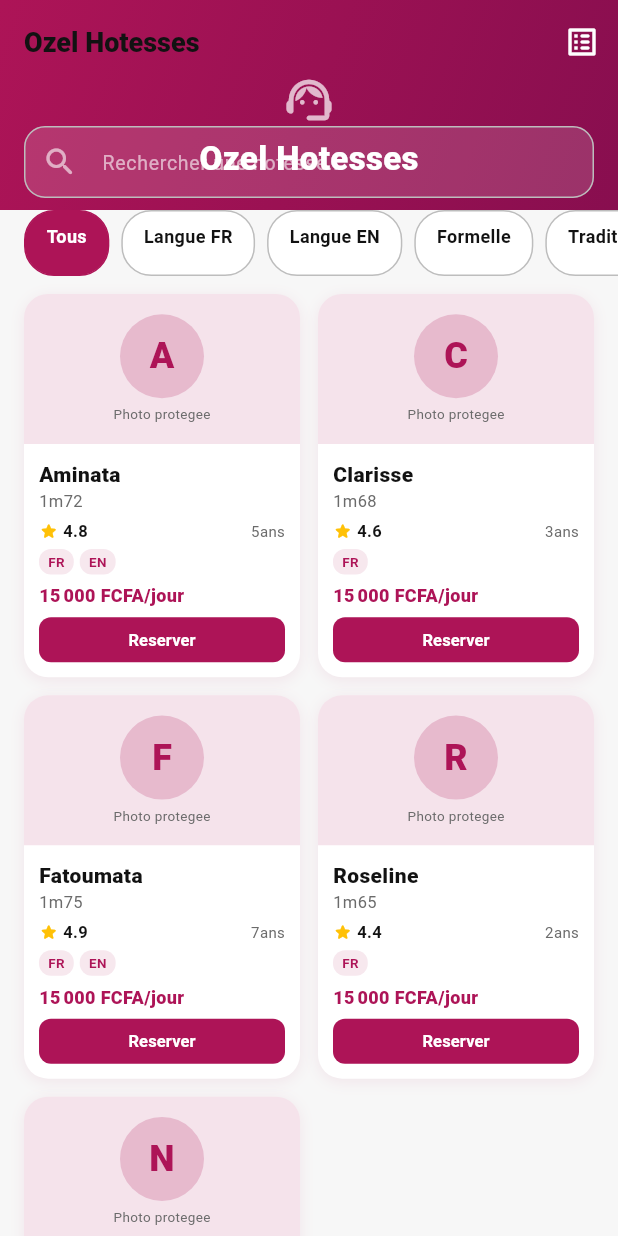
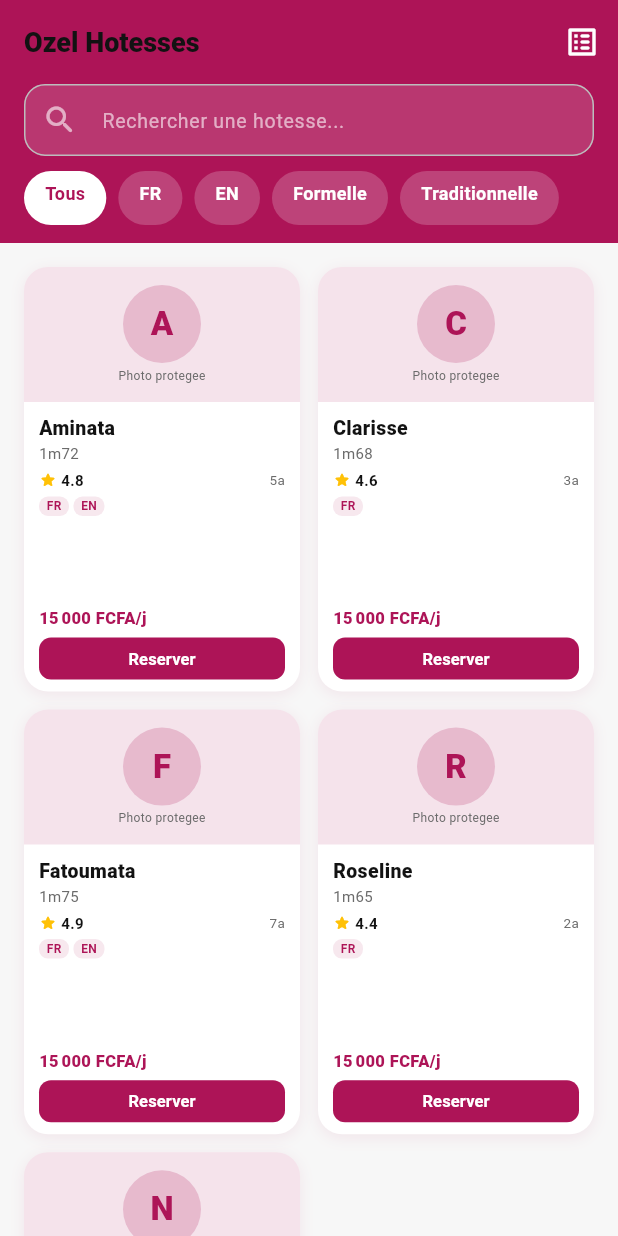
Before and after one commit to Josi-Cell-ctrl11/Projet-App-Mobile, a Flutter app: the OzelHotessesHomeScreen screen opened by its route, on a phone screen of 412 x 824 dp. Run offline on Flutter 3.47's test engine with Material 3 defaults, Android fonts, the phone set to English and light mode, and no system bars; our stand-ins replace dio, firebase_core, firebase_messaging, flutter_riverpod, go_router, image_picker and 3 more; accounts and stored records are empty.

Commit message:
Fix navigation issues and implement UI improvements
- Add PopScope to Tours, Securites, Tic home screens for proper back navigation to /accueil
- Implement 'Voir tout' button in home dashboard services section
- Implement 'Tout voir' button in home dashboard recent orders section
- Remove conflicting ozel_hotesses_mock_data.dart file with inconsistent enums

```diff
--- a/lib/features/ozel_hotesses/presentation/ozel_hotesses_home_screen.dart
+++ b/lib/features/ozel_hotesses/presentation/ozel_hotesses_home_screen.dart
@@ -6,7 +6,8 @@ import '../../../core/utils/formatters.dart';
 import '../../../shared/models/hotesse_model.dart';
 import '../application/ozel_hotesses_notifier.dart';
 
-/// Ecran d'accueil Ozel Hotesses.
+/// Ecran d'accueil Ozel Hotesses — liste des hotesses avec filtres.
+/// PopScope intercepte le retour Android → accueil.
 class OzelHotessesHomeScreen extends ConsumerStatefulWidget {
   const OzelHotessesHomeScreen({super.key});
 
@@ -18,15 +19,22 @@ class OzelHotessesHomeScreen extends ConsumerStatefulWidget {
 class _OzelHotessesHomeScreenState
     extends ConsumerState<OzelHotessesHomeScreen> {
   static const Color _color = Color(0xFFAD1457);
+  final _searchCtrl = TextEditingController();
   String _search = '';
   String _filtreLangue = 'tous';
   String _filtreTenue = 'tous';
 
   @override
+  void dispose() {
+    _searchCtrl.dispose();
+    super.dispose();
+  }
+
+  @override
   Widget build(BuildContext context) {
     final hotesses = ref.watch(hotessesListProvider);
 
-    var filtered = hotesses.where((h) {
+    final filtered = hotesses.where((h) {
       if (_search.isNotEmpty &&
           !h.prenom.toLowerCase().contains(_search.toLowerCase())) {
         return false;
@@ -39,49 +47,39 @@ class _OzelHotessesHomeScreenState
       return true;
     }).toList();
 
-    return Scaffold(
+    return PopScope(
+      canPop: false,
+      onPopInvokedWithResult: (didPop, result) {
+        if (!didPop) context.go('/accueil');
+      },
+      child: Scaffold(
         backgroundColor: AppColors.surface,
-      body: CustomScrollView(
-        slivers: [
-          SliverAppBar(
-            pinned: true,
+        appBar: AppBar(
           backgroundColor: _color,
           foregroundColor: AppColors.white,
-            expandedHeight: 140,
-            flexibleSpace: FlexibleSpaceBar(
-              background: Container(
-                decoration: const BoxDecoration(
-                  gradient: LinearGradient(
-                    colors: [Color(0xFFAD1457), Color(0xFF880E4F)],
-                    begin: Alignment.topLeft,
-                    end: Alignment.bottomRight,
+          title: const Text(
+            'Ozel Hotesses',
+            style: TextStyle(fontWeight: FontWeight.w800),
           ),
+          actions: [
+            IconButton(
+              icon: const Icon(Icons.list_alt_rounded),
+              onPressed: () => context.push('/ozel-hotesses/reservations'),
+              tooltip: 'Mes reservations',
             ),
-                child: const Center(
-                  child: Column(
-                    mainAxisAlignment: MainAxisAlignment.center,
-                    children: [
-                      SizedBox(height: 30),
-                      Icon(Icons.support_agent_rounded,
-                          size: 36, color: Colors.white70),
-                      SizedBox(height: 6),
-                      Text('Ozel Hotesses',
-                          style: TextStyle(
-                              color: Colors.white,
-                              fontSize: 22,
-                              fontWeight: FontWeight.w900)),
           ],
         ),
-                ),
-              ),
-            ),
-            title: const Text('Ozel Hotesses',
-                style: TextStyle(fontWeight: FontWeight.w800)),
-            bottom: PreferredSize(
-              preferredSize: const Size.fromHeight(52),
-              child: Padding(
-                padding: const EdgeInsets.fromLTRB(16, 0, 16, 8),
-                child: TextField(
+        body: Column(
+          children: [
+            // ── Header rose ──────────────────────────────────────────────
+            Container(
+              color: _color,
+              padding: const EdgeInsets.fromLTRB(16, 0, 16, 12),
+              child: Column(
+                children: [
+                  // Barre de recherche
+                  TextField(
+                    controller: _searchCtrl,
                     onChanged: (v) => setState(() => _search = v),
                     decoration: InputDecoration(
                       hintText: 'Rechercher une hotesse...',
@@ -89,9 +87,20 @@ class _OzelHotessesHomeScreenState
                           color: Colors.white60, fontSize: 13),
                       prefixIcon: const Icon(Icons.search_rounded,
                           color: Colors.white60),
+                      suffixIcon: _search.isNotEmpty
+                          ? IconButton(
+                              icon: const Icon(Icons.close_rounded,
+                                  color: Colors.white60, size: 18),
+                              onPressed: () {
+                                _searchCtrl.clear();
+                                setState(() => _search = '');
+                              },
+                            )
+                          : null,
                       filled: true,
                       fillColor: Colors.white.withValues(alpha: 0.15),
-                    contentPadding: const EdgeInsets.symmetric(vertical: 0),
+                      contentPadding:
+                          const EdgeInsets.symmetric(vertical: 0),
                       border: OutlineInputBorder(
                         borderRadius: BorderRadius.circular(12),
                         borderSide: BorderSide.none,
@@ -99,45 +108,35 @@ class _OzelHotessesHomeScreenState
                     ),
                     style: const TextStyle(color: Colors.white),
                   ),
-              ),
-            ),
-            actions: [
-              IconButton(
-                icon: const Icon(Icons.list_alt_rounded),
-                onPressed: () =>
-                    context.push('/ozel-hotesses/reservations'),
-                tooltip: 'Mes reservations',
-              ),
-            ],
-          ),
-
+                  const SizedBox(height: 10),
                   // Filtres
-          SliverToBoxAdapter(
-            child: SizedBox(
-              height: 44,
+                  SizedBox(
+                    height: 36,
                     child: ListView(
                       scrollDirection: Axis.horizontal,
-                padding: const EdgeInsets.symmetric(horizontal: 16),
                       children: [
-                  _FilterChip('Tous', 'tous', _filtreLangue == 'tous',
-                      () => setState(() => _filtreLangue = 'tous'), _color),
+                        _Chip('Tous', _filtreLangue == 'tous',
+                            () => setState(() => _filtreLangue = 'tous'),
+                            _color),
                         const SizedBox(width: 8),
-                  _FilterChip('Langue FR', 'FR', _filtreLangue == 'FR',
-                      () => setState(() => _filtreLangue = 'FR'), _color),
+                        _Chip('FR', _filtreLangue == 'FR',
+                            () => setState(() => _filtreLangue = 'FR'),
+                            _color),
                         const SizedBox(width: 8),
-                  _FilterChip('Langue EN', 'EN', _filtreLangue == 'EN',
-                      () => setState(() => _filtreLangue = 'EN'), _color),
+                        _Chip('EN', _filtreLangue == 'EN',
+                            () => setState(() => _filtreLangue = 'EN'),
+                            _color),
                         const SizedBox(width: 8),
-                  _FilterChip(
-                      'Formelle',
+                        _Chip(
                             'Formelle',
                             _filtreTenue == 'Formelle',
                             () => setState(() => _filtreTenue =
-                          _filtreTenue == 'Formelle' ? 'tous' : 'Formelle'),
+                                _filtreTenue == 'Formelle'
+                                    ? 'tous'
+                                    : 'Formelle'),
                             _color),
                         const SizedBox(width: 8),
-                  _FilterChip(
-                      'Traditionnelle',
+                        _Chip(
                             'Traditionnelle',
                             _filtreTenue == 'Traditionnelle',
                             () => setState(() => _filtreTenue =
@@ -148,43 +147,49 @@ class _OzelHotessesHomeScreenState
                       ],
                     ),
                   ),
+                ],
+              ),
             ),
 
-          const SliverToBoxAdapter(child: SizedBox(height: 12)),
-
-          // Grille hotesses
-          SliverPadding(
-            padding: const EdgeInsets.fromLTRB(16, 0, 16, 24),
-            sliver: SliverGrid(
+            // ── Liste hotesses ───────────────────────────────────────────
+            Expanded(
+              child: filtered.isEmpty
+                  ? const Center(
+                      child: Text('Aucune hotesse trouvee',
+                          style: TextStyle(
+                              color: AppColors.textSecondary)),
+                    )
+                  : GridView.builder(
+                      padding: const EdgeInsets.all(16),
                       gridDelegate:
                           const SliverGridDelegateWithFixedCrossAxisCount(
                         crossAxisCount: 2,
                         mainAxisSpacing: 12,
                         crossAxisSpacing: 12,
-                childAspectRatio: 0.72,
+                        childAspectRatio: 0.65,
                       ),
-              delegate: SliverChildBuilderDelegate(
-                (context, i) => _HotesseCard(
+                      itemCount: filtered.length,
+                      itemBuilder: (context, i) => _HotesseCard(
                         hotesse: filtered[i],
                         color: _color,
                         onReserver: () => context.push(
                           '/ozel-hotesses/reservation',
-                      extra: filtered[i]),
+                          extra: filtered[i],
                         ),
-                childCount: filtered.length,
                       ),
                     ),
             ),
           ],
         ),
+      ),
     );
   }
 }
 
-class _FilterChip extends StatelessWidget {
-  const _FilterChip(
-      this.label, this.value, this.selected, this.onTap, this.color);
-  final String label, value;
+// ─── Chip filtre ──────────────────────────────────────────────────────────────
+class _Chip extends StatelessWidget {
+  const _Chip(this.label, this.selected, this.onTap, this.color);
+  final String label;
   final bool selected;
   final VoidCallback onTap;
   final Color color;
@@ -195,29 +200,31 @@ class _FilterChip extends StatelessWidget {
       onTap: onTap,
       child: AnimatedContainer(
         duration: const Duration(milliseconds: 200),
-        padding:
-            const EdgeInsets.symmetric(horizontal: 14, vertical: 8),
+        padding: const EdgeInsets.symmetric(horizontal: 14, vertical: 6),
         decoration: BoxDecoration(
-          color: selected ? color : AppColors.white,
+          color: selected ? AppColors.white : Colors.white.withValues(alpha: 0.2),
           borderRadius: BorderRadius.circular(20),
-          border: Border.all(
-              color: selected ? color : AppColors.disabled),
         ),
-        child: Text(label,
+        child: Text(
+          label,
           style: TextStyle(
-                color: selected ? AppColors.white : AppColors.black,
-                fontWeight: FontWeight.w600,
-                fontSize: 12)),
+            color: selected ? color : Colors.white,
+            fontWeight: FontWeight.w700,
+            fontSize: 12,
+          ),
+        ),
       ),
     );
   }
 }
 
+// ─── Card hotesse ─────────────────────────────────────────────────────────────
 class _HotesseCard extends StatelessWidget {
-  const _HotesseCard(
-      {required this.hotesse,
+  const _HotesseCard({
+    required this.hotesse,
     required this.color,
-      required this.onReserver});
+    required this.onReserver,
+  });
   final HotesseModel hotesse;
   final Color color;
   final VoidCallback onReserver;
@@ -232,97 +239,121 @@ class _HotesseCard extends StatelessWidget {
           BoxShadow(
             color: color.withValues(alpha: 0.08),
             blurRadius: 8,
-              offset: const Offset(0, 2))
+            offset: const Offset(0, 2),
+          ),
         ],
       ),
       child: Column(
+        crossAxisAlignment: CrossAxisAlignment.start,
         children: [
-          // Avatar floue (protection profil)
+          // Avatar (photo protegee)
           Container(
-            height: 100,
+            height: 90,
             decoration: BoxDecoration(
               color: color.withValues(alpha: 0.12),
-              borderRadius: const BorderRadius.vertical(
-                  top: Radius.circular(16)),
+              borderRadius:
+                  const BorderRadius.vertical(top: Radius.circular(16)),
             ),
             child: Center(
               child: Column(
                 mainAxisAlignment: MainAxisAlignment.center,
                 children: [
                   CircleAvatar(
-                    radius: 28,
+                    radius: 26,
                     backgroundColor: color.withValues(alpha: 0.2),
-                    child: Text(hotesse.initiales,
+                    child: Text(
+                      hotesse.initiales,
                       style: TextStyle(
                         color: color,
-                            fontSize: 24,
-                            fontWeight: FontWeight.w800)),
+                        fontSize: 22,
+                        fontWeight: FontWeight.w800,
                       ),
-                  const SizedBox(height: 4),
-                  const Text('Photo protegee',
+                    ),
+                  ),
+                  const SizedBox(height: 3),
+                  const Text(
+                    'Photo protegee',
                     style: TextStyle(
-                          fontSize: 9, color: AppColors.textSecondary)),
+                        fontSize: 8, color: AppColors.textSecondary),
+                  ),
                 ],
               ),
             ),
           ),
+
+          // Infos
           Expanded(
             child: Padding(
-              padding: const EdgeInsets.all(10),
+              padding: const EdgeInsets.fromLTRB(10, 8, 10, 8),
               child: Column(
                 crossAxisAlignment: CrossAxisAlignment.start,
                 children: [
-                  Text(hotesse.prenom,
+                  Text(
+                    hotesse.prenom,
                     style: const TextStyle(
-                          fontWeight: FontWeight.w800, fontSize: 14)),
-                  Text(hotesse.taille,
+                        fontWeight: FontWeight.w800, fontSize: 13),
+                    overflow: TextOverflow.ellipsis,
+                  ),
+                  Text(
+                    hotesse.taille,
                     style: const TextStyle(
-                          color: AppColors.textSecondary, fontSize: 11)),
+                        color: AppColors.textSecondary, fontSize: 10),
+                  ),
                   const SizedBox(height: 4),
                   Row(
                     children: [
                       const Icon(Icons.star_rounded,
-                          size: 13, color: Colors.amber),
-                      Text(' ${hotesse.note}',
+                          size: 12, color: Colors.amber),
+                      Text(
+                        ' ${hotesse.note}',
                         style: const TextStyle(
-                              fontSize: 11,
-                              fontWeight: FontWeight.w600)),
+                            fontSize: 10, fontWeight: FontWeight.w600),
+                      ),
                       const Spacer(),
-                      Text('${hotesse.experience}ans',
+                      Text(
+                        '${hotesse.experience}a',
                         style: const TextStyle(
-                              fontSize: 10,
-                              color: AppColors.textSecondary)),
+                            fontSize: 9,
+                            color: AppColors.textSecondary),
+                      ),
                     ],
                   ),
                   const SizedBox(height: 4),
+                  // Langues
                   Wrap(
-                    spacing: 4,
+                    spacing: 3,
+                    runSpacing: 2,
                     children: hotesse.langues
                         .map((l) => Container(
                               padding: const EdgeInsets.symmetric(
-                                  horizontal: 6, vertical: 2),
+                                  horizontal: 5, vertical: 1),
                               decoration: BoxDecoration(
                                 color: color.withValues(alpha: 0.1),
-                                borderRadius: BorderRadius.circular(8),
+                                borderRadius: BorderRadius.circular(6),
                               ),
-                              child: Text(l,
+                              child: Text(
+                                l,
                                 style: TextStyle(
                                     color: color,
-                                      fontSize: 9,
-                                      fontWeight: FontWeight.w700)),
+                                    fontSize: 8,
+                                    fontWeight: FontWeight.w700),
+                              ),
                             ))
                         .toList(),
                   ),
                   const Spacer(),
-                  Text(Formatters.fcfa(hotesse.tarif) + '/jour',
+                  Text(
+                    '${Formatters.fcfa(hotesse.tarif)}/j',
                     style: TextStyle(
                       color: color,
                       fontWeight: FontWeight.w800,
-                          fontSize: 12)),
-                  const SizedBox(height: 6),
+                      fontSize: 11,
+                    ),
+                  ),
+                  const SizedBox(height: 5),
                   SizedBox(
                     width: double.infinity,
-                    height: 30,
+                    height: 28,
                     child: FilledButton(
                       onPressed: onReserver,
                       style: FilledButton.styleFrom(
@@ -331,10 +362,11 @@ class _HotesseCard extends StatelessWidget {
                         shape: RoundedRectangleBorder(
                             borderRadius: BorderRadius.circular(8)),
                       ),
-                      child: const Text('Reserver',
+                      child: const Text(
+                        'Reserver',
                         style: TextStyle(
-                              fontSize: 11,
-                              fontWeight: FontWeight.w700)),
+                            fontSize: 11, fontWeight: FontWeight.w700),
+                      ),
                     ),
                   ),
                 ],
```
Also changed, not shown: lib/features/home/presentation/home_dashboard_screen.dart (+19 -2 lines), lib/features/ozel_event/presentation/ozel_event_home_screen.dart (+10 -4 lines), lib/features/ozel_hotesses/data/ozel_hotesses_mock_data.dart (deleted, +0 -102 lines), lib/features/ozel_securites/presentation/ozel_securites_home_screen.dart (+9 -3 lines), lib/features/ozel_tic/presentation/ozel_tic_home_screen.dart (+9 -3 lines), lib/features/ozel_tours/presentation/ozel_tours_home_screen.dart (+9 -3 lines), pubspec.lock, 5 other files. Lines whose indentation alone changed are shown as unchanged.
